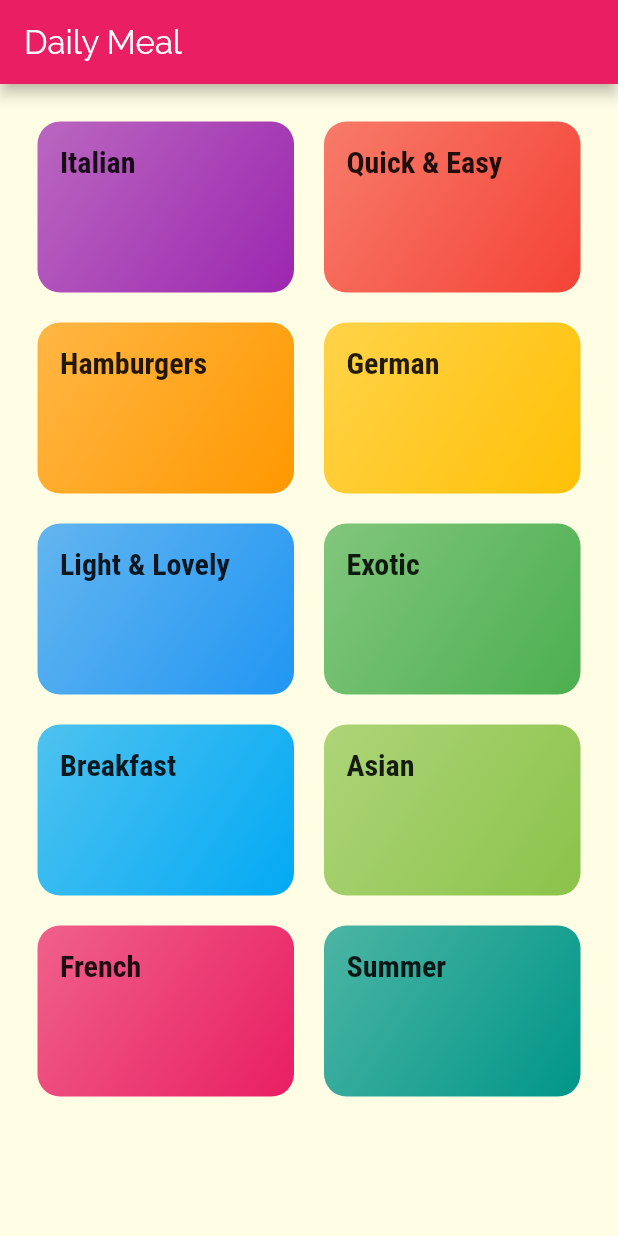
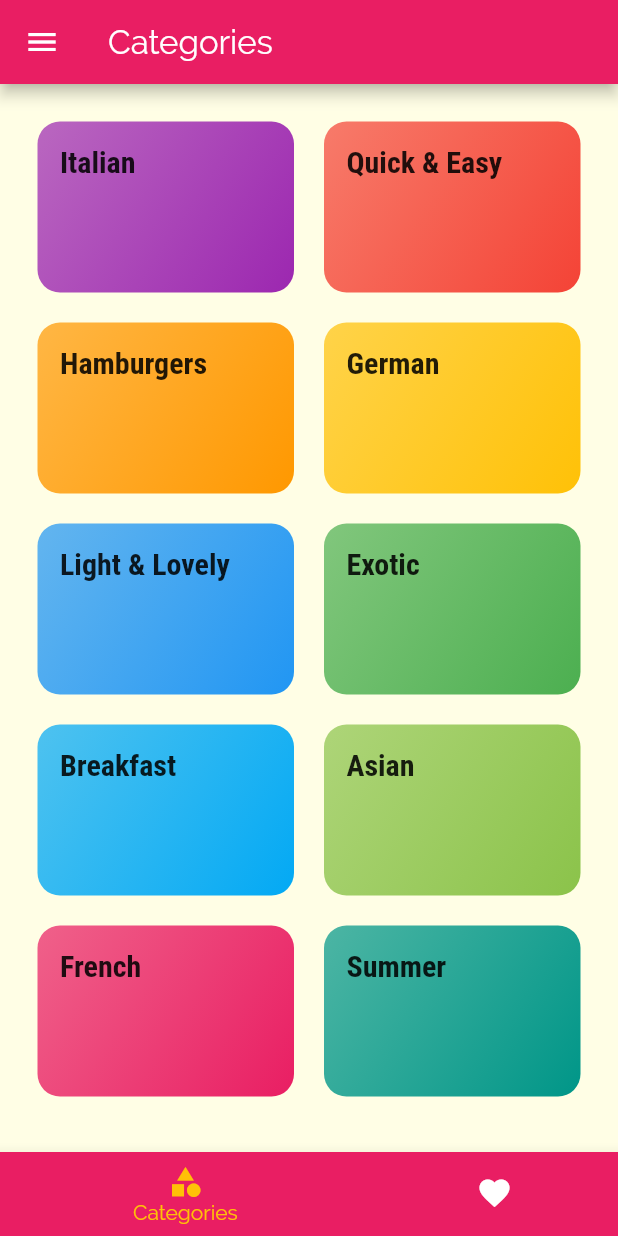
Before and after one commit to artur-sobolewski/flutter_food_app, a Flutter app: the screen it shows after launch, on a phone screen of 412 x 824 dp. Run offline on Flutter 3.47's test engine with Material 2 defaults, Android fonts, the phone set to English and light mode, and no system bars.

Commit message:
Added new page for favorite meals and navigarion bar

```diff
--- a/lib/main.dart
+++ b/lib/main.dart
@@ -1,6 +1,9 @@
 import 'package:flutter/material.dart';
-import 'package:food_app/screens/meal_details_screen.dart';
 
+import './screens/tabs_screen_2.dart';
+import './screens/favorites_screen.dart';
+import './screens/meal_details_screen.dart';
+import './screens/tabs_screen.dart';
 import './screens/category_meals_screen.dart';
 import './screens/categories_screen.dart';
 
@@ -39,9 +42,12 @@ class MyApp extends StatelessWidget {
       // home: CategoriesScreen(),
       initialRoute: '/', // <-- '/' default
       routes: {
-        '/': (ctx) => CategoriesScreen(),
+        // '/': (ctx) => TabsScreen(),   <-- For Tab screen with navigation from appBar
+        // '/': (ctx) => CategoriesScreen(),
+        '/': (ctx) => TabsScreenV2(), // <-- For Botton Navigation Bar
         CategoryMealsScreen.routeName: (ctx) => CategoryMealsScreen(),
         MealDetailsScreen.routeName: (ctx) => MealDetailsScreen(),
+        FavoritesScreen.routeName: (ctx) => FavoritesScreen(),
       },
 
       // Useful with dynamic app
--- a/lib/screens/categories_screen.dart
+++ b/lib/screens/categories_screen.dart
@@ -4,14 +4,11 @@ import '../dummy_data.dart';
 import '../widgets/category_item.dart';
 
 class CategoriesScreen extends StatelessWidget {
+  static const String routeName = '/';
+
   @override
   Widget build(BuildContext context) {
-    return Scaffold(
-      appBar: AppBar(
-        title: const Text('Daily Meal'),
-        titleTextStyle: Theme.of(context).appBarTheme.titleTextStyle,
-      ),
-      body: GridView(
+    return GridView(
       padding: const EdgeInsets.all(25),
       children: DUMMY_CATEGORIES
           .map(
@@ -27,7 +24,6 @@ class CategoriesScreen extends StatelessWidget {
           childAspectRatio: 3 / 2,
           crossAxisSpacing: 20,
           mainAxisSpacing: 20),
-      ),
     );
   }
 }
--- /dev/null
+++ b/lib/screens/tabs_screen_2.dart
@@ -0,0 +1,62 @@
+import 'package:flutter/material.dart';
+import 'package:food_app/screens/category_meals_screen.dart';
+
+import './favorites_screen.dart';
+import './categories_screen.dart';
+
+class TabsScreenV2 extends StatefulWidget {
+  @override
+  _TabsScreenV2State createState() => _TabsScreenV2State();
+}
+
+class _TabsScreenV2State extends State<TabsScreenV2> {
+  final List<Map<String, Object>> _pages = [
+    {
+      'page': CategoriesScreen(),
+      'title': 'Categories',
+    },
+    {
+      'page': FavoritesScreen(),
+      'title': 'Your Favorites',
+    },
+  ];
+
+  int _selectedPageIndex = 0;
+
+  void _selectPage(int index) {
+    setState(() {
+      _selectedPageIndex = index;
+    });
+  }
+
+  @override
+  Widget build(BuildContext context) {
+    return Scaffold(
+      appBar: AppBar(
+        title: Text(_pages[_selectedPageIndex]['title']),
+      ),
+      drawer: Drawer(),
+      body: _pages[_selectedPageIndex]['page'],
+      bottomNavigationBar: BottomNavigationBar(
+        onTap: _selectPage,
+        backgroundColor: Theme.of(context).primaryColor,
+        unselectedItemColor: Colors.white,
+        selectedItemColor: Theme.of(context).accentColor,
+        currentIndex: _selectedPageIndex,
+        type: BottomNavigationBarType.shifting,
+        items: [
+          BottomNavigationBarItem(
+            backgroundColor: Theme.of(context).primaryColor,
+            icon: Icon(Icons.category),
+            label: 'Categories',
+          ),
+          BottomNavigationBarItem(
+            backgroundColor: Theme.of(context).primaryColor,
+            icon: Icon(Icons.favorite),
+            label: 'Favorites',
+          ),
+        ],
+      ),
+    );
+  }
+}
```
Also changed, not shown: lib/screens/favorites_screen.dart (added, +11 -0 lines), lib/screens/tabs_screen.dart (added, +43 -0 lines). Lines whose indentation alone changed are shown as unchanged.
